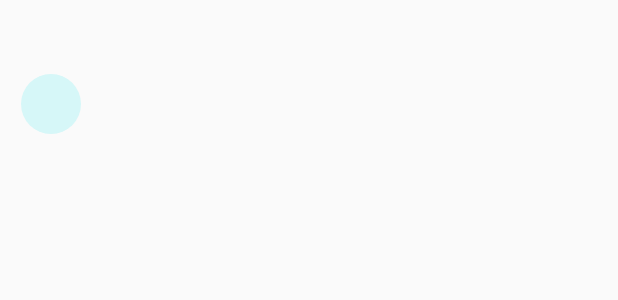
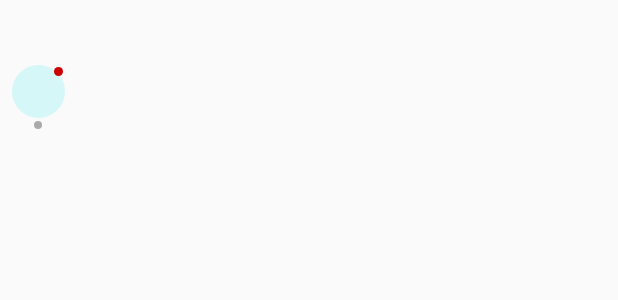
Before and after one commit to sibinea/staticScreen, an Android app: the layout calender_item.xml on its own in the app's theme, with its tools: preview values and no code run, on a phone screen of 412 x 824 dp. Shown: the top 300 px of the screen. Run offline under Robolectric (Android 15) with nearby library versions, the phone set to English and light mode, and no system bars.

Commit message:
calender logic

```diff
--- a/app/build.gradle
+++ b/app/build.gradle
@@ -33,10 +33,10 @@ dependencies {
     implementation 'androidx.core:core-ktx:1.3.0'
     implementation 'androidx.appcompat:appcompat:1.1.0'
     implementation 'com.google.android.material:material:1.1.0'
-    implementation 'com.michalsvec:single-row-calednar:1.0.0'
-    implementation 'org.jetbrains.kotlinx:kotlinx-coroutines-android:1.3.0'
+    implementation 'org.jetbrains.kotlinx:kotlinx-coroutines-android:1.3.7'
     implementation 'com.github.bumptech.glide:glide:4.11.0'
-    implementation 'com.vipulasri:ticketview:1.0.7'
+    implementation "androidx.viewpager2:viewpager2:1.1.0-alpha01"
+    implementation 'androidx.legacy:legacy-support-v4:1.0.0'
 
     testImplementation 'junit:junit:4.12'
     androidTestImplementation 'androidx.test.ext:junit:1.1.1'
--- a/app/src/main/AndroidManifest.xml
+++ b/app/src/main/AndroidManifest.xml
@@ -13,7 +13,7 @@
         android:supportsRtl="true"
         android:theme="@style/AppTheme">
         <activity
-            android:name=".ScrollingActivity"
+            android:name=".view.ScrollingActivity"
             android:label="@string/app_name"
             android:theme="@style/AppTheme.NoActionBar">
             <intent-filter>
--- a/app/src/main/java/com/sibin/eezzylifeapp/Date.kt
+++ b/app/src/main/java/com/sibin/eezzylifeapp/extension/Date.kt
@@ -1,4 +1,4 @@
-package com.sibin.eezzylifeapp
+package com.sibin.eezzylifeapp.extension
 
 import java.text.SimpleDateFormat
 import java.util.*
--- a/app/src/main/java/com/sibin/eezzylifeapp/View.kt
+++ b/app/src/main/java/com/sibin/eezzylifeapp/extension/View.kt
@@ -1,11 +1,9 @@
-package com.sibin.eezzylifeapp
+package com.sibin.eezzylifeapp.extension
 
-import android.content.Context
 import android.graphics.Bitmap
 import android.view.LayoutInflater
 import android.view.View
 import android.view.ViewGroup
-import android.view.inputmethod.InputMethodManager
 import android.widget.ImageView
 import androidx.annotation.LayoutRes
 import com.bumptech.glide.Glide
@@ -14,6 +12,7 @@ import com.bumptech.glide.load.Transformation
 import com.bumptech.glide.load.resource.bitmap.FitCenter
 import com.bumptech.glide.load.resource.drawable.DrawableTransitionOptions
 import com.bumptech.glide.request.RequestOptions
+import com.sibin.eezzylifeapp.R
 
 val DEFAULT_TRANSITION = DrawableTransitionOptions.withCrossFade()
 const val DEFAULT_PLACEHOLDER = R.mipmap.ic_launcher
--- /dev/null
+++ b/app/src/main/java/com/sibin/eezzylifeapp/model/CalenderItem.kt
@@ -0,0 +1,5 @@
+package com.sibin.eezzylifeapp.model
+
+import java.util.*
+
+data class CalenderItem (var isSelected: Boolean=false, val date: Date)
--- a/app/src/main/res/layout/activity_scrolling.xml
+++ b/app/src/main/res/layout/activity_scrolling.xml
@@ -5,7 +5,7 @@
     android:layout_width="match_parent"
     android:layout_height="match_parent"
     android:fitsSystemWindows="true"
-    tools:context=".ScrollingActivity">
+    tools:context=".view.ScrollingActivity">
 
     <include layout="@layout/toolbar" />
 
--- a/app/src/main/res/layout/calender_item.xml
+++ b/app/src/main/res/layout/calender_item.xml
@@ -2,10 +2,8 @@
     android:id="@+id/cl_calendar_item"
     android:layout_width="wrap_content"
     android:layout_height="wrap_content"
-    android:layout_marginStart="4dp"
-    android:layout_marginEnd="4dp"
     android:orientation="vertical"
-    android:padding="10dp">
+    android:padding="8dp">
 
     <TextView
         android:id="@+id/tv_day_calendar_item"
@@ -13,17 +11,42 @@
         android:layout_height="wrap_content"
         android:layout_gravity="center_horizontal"
         android:textColor="@android:color/black"
-        android:padding="10dp"
+        android:padding="8dp"
         android:textSize="14sp" />
+    <RelativeLayout
+        android:layout_width="wrap_content"
+        android:layout_height="wrap_content">
+
+        <TextView
+            android:id="@+id/tv_date_calendar_item"
+            android:layout_width="35dp"
+            android:layout_height="35dp"
+            android:layout_gravity="center_horizontal"
+            android:layout_centerInParent="true"
+            android:background="@drawable/date_bg_unselected"
+            android:gravity="center"
+            android:textColor="@android:color/black"
+            android:textSize="16sp" />
+        <TextView
+            android:id="@+id/new_event"
+            android:layout_width="6dp"
+            android:layout_height="6dp"
+            android:layout_gravity="center_horizontal"
+            android:layout_alignEnd="@+id/tv_date_calendar_item"
+            android:layout_marginTop="1dp"
+            android:layout_marginEnd="1dp"
+            android:background="@drawable/ic_circle"
+            android:gravity="center"
+            android:textSize="16sp" />
+    </RelativeLayout>
+
     <TextView
-        android:id="@+id/tv_date_calendar_item"
-        android:layout_width="40dp"
-        android:layout_height="40dp"
+        android:layout_width="5dp"
+        android:layout_height="5dp"
+        android:layout_margin="2dp"
         android:layout_gravity="center_horizontal"
         android:gravity="center"
-        android:textColor="@android:color/black"
-        android:background="@drawable/date_bg_unselected"
+        android:background="@drawable/ic_circle_grey"
         android:textSize="16sp" />
 
-
 </LinearLayout>
--- a/app/src/main/res/menu/menu_scrolling.xml
+++ b/app/src/main/res/menu/menu_scrolling.xml
@@ -1,7 +1,7 @@
 <menu xmlns:android="http://schemas.android.com/apk/res/android"
     xmlns:app="http://schemas.android.com/apk/res-auto"
     xmlns:tools="http://schemas.android.com/tools"
-    tools:context="com.sibin.eezzylifeapp.ScrollingActivity">
+    tools:context="com.sibin.eezzylifeapp.view.ScrollingActivity">
     <item
         android:id="@+id/action_settings"
         android:orderInCategory="100"
--- a/app/src/main/res/values/colors.xml
+++ b/app/src/main/res/values/colors.xml
@@ -4,6 +4,7 @@
     <color name="colorPrimaryDark">#0CB9C3</color>
     <color name="colorAccent">#FFFFFF</color>
     <color name="white">#FFFFFF</color>
+    <color name="black">#000000</color>
     <color name="colorPrimaryAlpha">#D6F7F8</color>
     <color name="bg_color">#F0EFF2</color>
 
--- a/app/src/main/res/values/strings.xml
+++ b/app/src/main/res/values/strings.xml
@@ -95,4 +95,6 @@
     <string name="afternoon">Afternoon</string>
     <string name="evening">Evening</string>
     <string name="night">Night</string>
+    <!-- TODO: Remove or change this placeholder text -->
+    <string name="hello_blank_fragment">Hello blank fragment</string>
 </resources>
```
Also changed, not shown: app/src/main/java/com/sibin/eezzylifeapp/adapter/CalenderWeekRecyclerViewAdapter.kt (added, +86 -0 lines), app/src/main/java/com/sibin/eezzylifeapp/adapter/ViewPagerAdapter.kt (added, +25 -0 lines), app/src/main/java/com/sibin/eezzylifeapp/extension/DateUtils.kt (added, +15 -0 lines), app/src/main/java/com/sibin/eezzylifeapp/listener/OnDateSelectedListener.kt (added, +8 -0 lines), app/src/main/java/com/sibin/eezzylifeapp/listener/OnItemClickListener.kt (added, +8 -0 lines), app/src/main/java/com/sibin/eezzylifeapp/view/CalenderWeekFragment.kt (added, +116 -0 lines), app/src/main/java/com/sibin/eezzylifeapp/view/ScrollingActivity.kt (renamed from app/src/main/java/com/sibin/eezzylifeapp/ScrollingActivity.kt, +39 -76 lines), app/src/main/res/layout/content_scrolling.xml (+4 -8 lines), app/src/main/res/layout/fragment_calender_week.xml (added, +15 -0 lines).
